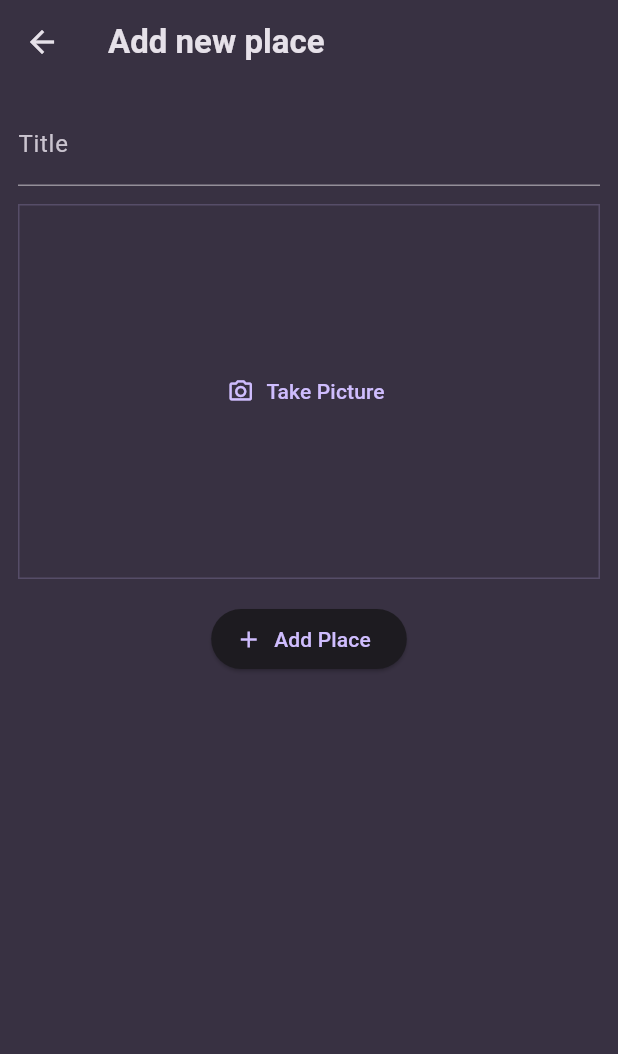
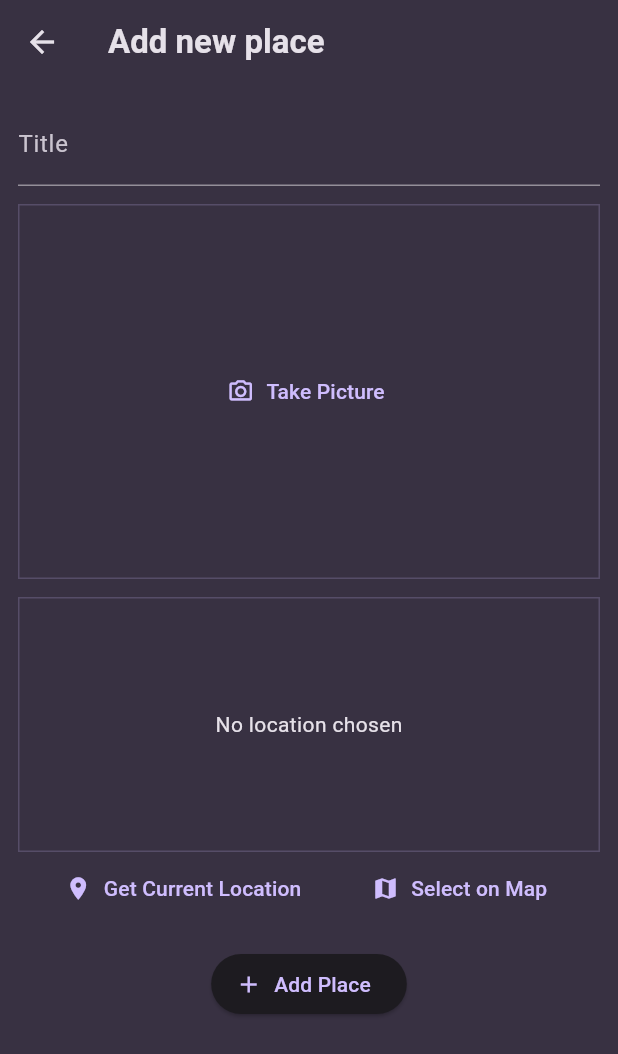
Before and after one commit to mkkm88/favorite_places, a Flutter app: the AddPlaceScreen screen opened directly, on a phone screen of 412 x 824 dp. Shown: the top 1054 px of the screen. Run offline on Flutter 3.47's test engine with Material 3 defaults, Android fonts, the phone set to English and light mode, and no system bars; our stand-ins replace flutter_riverpod, google_fonts, image_picker, location.

Commit message:
new changes

```diff
--- a/lib/screens/add_place.dart
+++ b/lib/screens/add_place.dart
@@ -2,6 +2,7 @@ import 'dart:io';
 
 import 'package:favorite_places_app/providers/user_places.dart';
 import 'package:favorite_places_app/widgets/image_input.dart';
+import 'package:favorite_places_app/widgets/location_input.dart';
 import 'package:flutter/material.dart';
 import 'package:flutter_riverpod/flutter_riverpod.dart';
 
@@ -22,7 +23,10 @@ class _AddPlaceState extends ConsumerState<AddPlaceScreen> {
       return;
     }
 
-    ref.read(userPlaceProvider.notifier).addPlace(enteredTitle, _selectedImage!);
+    ref
+        .read(userPlaceProvider.notifier)
+        .addPlace(enteredTitle, _selectedImage!);
+
     Navigator.of(context).pop();
 }
 
@@ -51,6 +55,8 @@ class _AddPlaceState extends ConsumerState<AddPlaceScreen> {
             ImageInput(onPickImage: (image) {
               _selectedImage = image;
             },),
+            SizedBox(height: 12.0,),
+            LocationInput(),
             SizedBox(height: 16.0,),
             ElevatedButton.icon(
               label: Text('Add Place'),
--- /dev/null
+++ b/lib/widgets/location_input.dart
@@ -0,0 +1,96 @@
+import 'package:flutter/material.dart';
+import 'package:location/location.dart';
+
+class LocationInput extends StatefulWidget {
+  const LocationInput({super.key});
+
+  @override
+  State<LocationInput> createState() => _LocationInputState();
+}
+
+class _LocationInputState extends State<LocationInput> {
+  Location? _pickedLocation;
+  var _isGettingLocation = false;
+
+  void _getCurrentLocation() async {
+    Location location = Location();
+
+    bool serviceEnabled;
+    PermissionStatus permissionGranted;
+    LocationData locationData;
+
+    serviceEnabled = await location.serviceEnabled();
+    if (!serviceEnabled) {
+      serviceEnabled = await location.requestService();
+      if (!serviceEnabled) {
+        return;
+      }
+    }
+
+    permissionGranted = await location.hasPermission();
+    if (permissionGranted == PermissionStatus.denied) {
+      permissionGranted = await location.requestPermission();
+      if (permissionGranted != PermissionStatus.granted) {
+        return;
+      }
+    }
+
+    setState(() {
+      _isGettingLocation = true;
+    });
+
+    locationData = await location.getLocation();
+
+    setState(() {
+      _isGettingLocation = false;
+    });
+
+    print(locationData.longitude);
+    print(locationData.latitude);
+  }
+
+  @override
+  Widget build(BuildContext context) {
+    Widget previewContent = Text('No location chosen',
+      style: Theme.of(context).textTheme.bodyMedium!.copyWith(
+        color: Theme.of(context).colorScheme.onSurface,
+      ),
+    );
+
+    if (_isGettingLocation) {
+      previewContent = CircularProgressIndicator();
+    }
+
+    return Column(
+      children: [
+        Container(
+          height: 170.0,
+          width: double.infinity,
+          alignment: Alignment.center,
+          decoration: BoxDecoration(
+              border: Border.all(
+                width: 1,
+                color: Theme.of(context).colorScheme.primary.withValues(alpha: 0.2),
+              )
+          ),
+          child: previewContent,
+        ),
+        Row(
+          mainAxisAlignment: MainAxisAlignment.spaceEvenly,
+          children: [
+            TextButton.icon(
+              onPressed: _getCurrentLocation,
+              label: Text('Get Current Location'),
+              icon: Icon(Icons.location_on),
+            ),
+            TextButton.icon(
+              onPressed: () {},
+              label: Text('Select on Map'),
+              icon: Icon(Icons.map),
+            ),
+          ],
+        )
+      ],
+    );
+  }
+}
--- a/pubspec.yaml
+++ b/pubspec.yaml
@@ -38,6 +38,7 @@ dependencies:
   uuid: ^4.5.2
   flutter_riverpod: ^3.0.3
   image_picker: ^1.2.1
+  location: ^8.0.1
 
 dev_dependencies:
   flutter_test:
```
Also changed, not shown: pubspec.lock, 2 other files.
